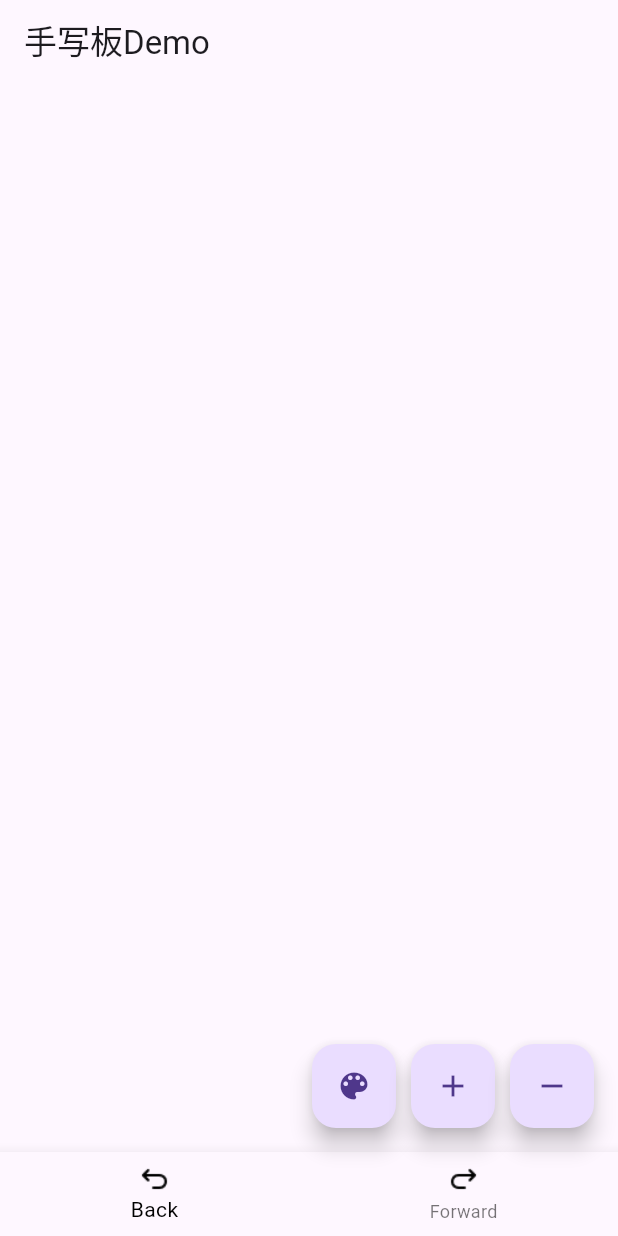
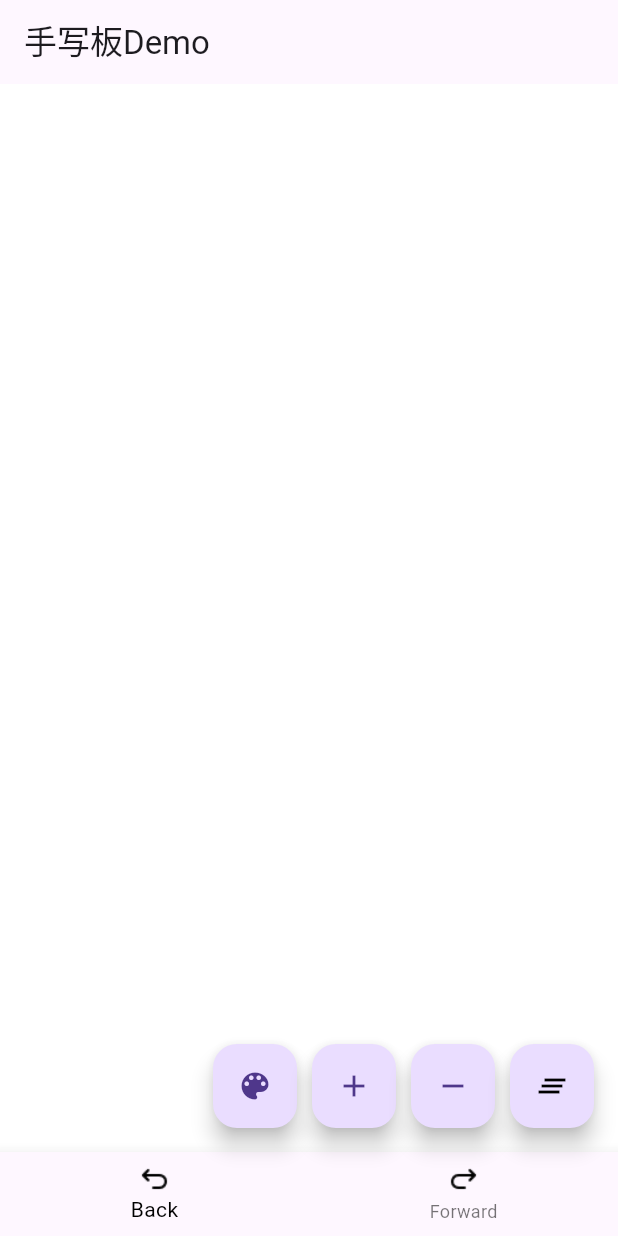
Before and after one commit to 7-bit11/flutter_tablet_plugin, a Flutter app: the screen it shows after launch, on a phone screen of 412 x 824 dp. Run offline on Flutter 3.47's test engine with Material 3 defaults, Android fonts, the phone set to English and light mode, and no system bars.

Commit message:
✨ feat(橡皮擦):

```diff
--- a/analysis_options.yaml
+++ b/analysis_options.yaml
@@ -1,4 +1,7 @@
 include: package:flutter_lints/flutter.yaml
+analyzer:
+  errors:
+    must_be_immutable: ignore
 
 # Additional information about this file can be found at
 # https://dart.dev/guides/language/analysis-options
--- a/example/lib/main.dart
+++ b/example/lib/main.dart
@@ -92,6 +92,8 @@ class _MyAppState extends State<MyApp> {
   int _currentIndex = 0;
 
   double size = 5;
+
+  bool isEraser = false;
   @override
   Widget build(BuildContext context) {
     return MaterialApp(
@@ -99,11 +101,11 @@ class _MyAppState extends State<MyApp> {
       appBar: AppBar(
         title: const Text('手写板Demo'),
       ),
-      body: Center(
-        child: SignaturePad(
-          controller: _controller,
-          textColor: _textColor,
-        ),
+      body: SignaturePad(
+        controller: _controller,
+        textColor: _textColor,
+        backgroundColor: Colors.white,
+        isEraser: isEraser,
       ),
       floatingActionButton: Row(
         mainAxisAlignment: MainAxisAlignment.end,
@@ -123,6 +125,12 @@ class _MyAppState extends State<MyApp> {
           FloatingActionButton(
             onPressed: () => _changeSizeReduce(),
             child: const Icon(Icons.remove),
+          ),
+          const SizedBox(width: 10),
+          FloatingActionButton(
+            onPressed: () => setState(() => isEraser = !isEraser),
+            child: Icon(Icons.clear_all,
+                color: isEraser ? Colors.red : Colors.black),
           ),
         ],
       ),
--- a/lib/src/custom_signature_pad.dart
+++ b/lib/src/custom_signature_pad.dart
@@ -1,4 +1,4 @@
-// ignore_for_file: library_private_types_in_public_api
+// ignore_for_file: library_private_types_in_public_api, must_be_immutable
 
 import 'package:flutter/material.dart';
 import 'package:flutter_tablet_plugin/src/signature_pad_controller.dart';
@@ -9,14 +9,21 @@ class SignaturePad extends StatefulWidget {
     required this.controller,
     this.textColor = Colors.black,
     this.strokeCap = StrokeCap.round,
+    this.backgroundColor = Colors.white,
+    this.isEraser = false,
   });
   final SignaturePadController controller;
 
   ///  文本颜色
   Color textColor;
 
+  Color backgroundColor;
+
   /// 画笔样式
   StrokeCap strokeCap;
+
+  /// 橡皮擦
+  bool isEraser;
   @override
   _SignaturePadState createState() => _SignaturePadState();
 }
@@ -33,7 +40,11 @@ class _SignaturePadState extends State<SignaturePad> {
   Widget build(BuildContext context) {
     return GestureDetector(
       onPanStart: (DragStartDetails details) {
-        _controller.onPanStart(details, widget.textColor);
+        if (!widget.isEraser) {
+          _controller.onPanStart(details, widget.textColor);
+        } else {
+          _controller.onPanStart(details, widget.backgroundColor);
+        }
       },
       onPanUpdate: (DragUpdateDetails details) {
         _controller.onPanUpdate(details);
@@ -46,7 +57,8 @@ class _SignaturePadState extends State<SignaturePad> {
             painter: SignaturePainter(_controller.paths.value,
                 pathColor: _controller.pathColor,
                 penSize: _controller.penSize,
-                strokeCap: widget.strokeCap),
+                strokeCap: widget.strokeCap,
+                backgroundColor: widget.backgroundColor),
             size: Size.infinite,
           );
         },
@@ -66,13 +78,24 @@ class SignaturePainter extends CustomPainter {
 
   /// 画笔样式
   StrokeCap strokeCap;
+
+  /// 背景颜色
+  final Color backgroundColor;
   SignaturePainter(this.paths,
       {required this.penSize,
+      required this.backgroundColor,
       required this.pathColor,
       required this.strokeCap});
 
   @override
   void paint(Canvas canvas, Size size) {
+    // 绘制背景
+    final Paint backgroundPaint = Paint()
+      ..color = backgroundColor
+      ..style = PaintingStyle.fill;
+    canvas.drawRect(
+        Rect.fromLTWH(0, 0, size.width, size.height), backgroundPaint);
+
     for (var i = 0; i < pathColor.length; i++) {
       final Paint paint = Paint()
         ..color = pathColor[i]
```
